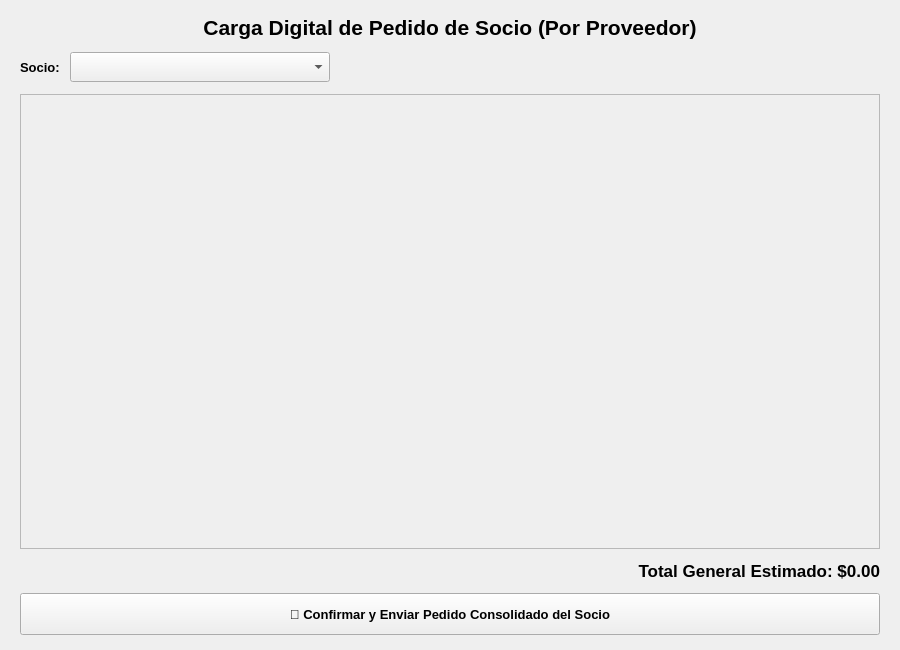
Above: src/views/carga_pedido.ui from benitezluciano/rosario-compras-sistema before the change. Below: the same form after it.
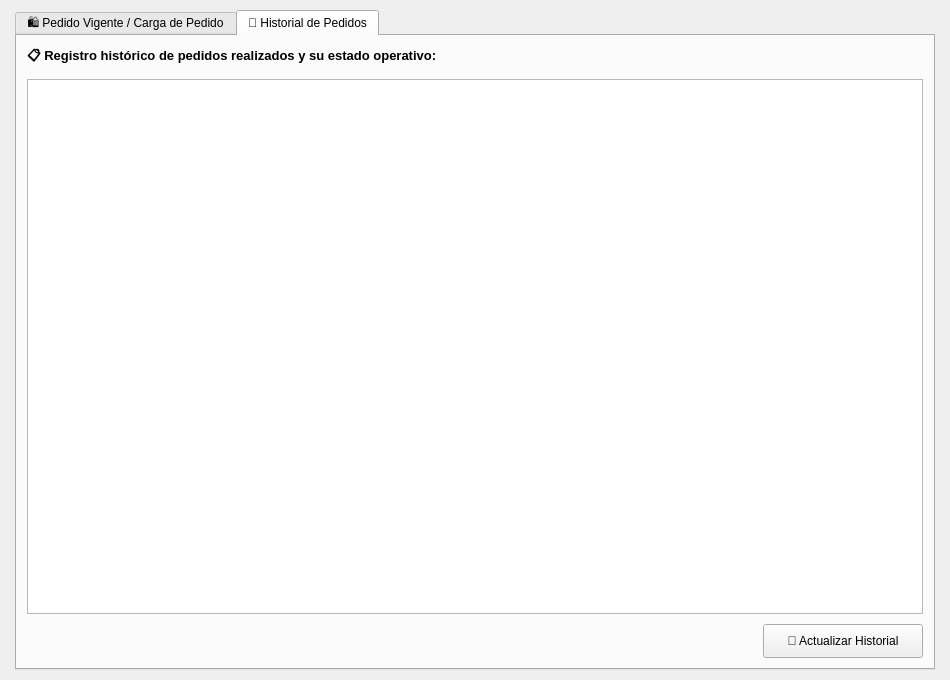
That is the form after the change. The open tabs and pages were chosen to show the change.

```diff
--- a/src/views/carga_pedido.ui
+++ b/src/views/carga_pedido.ui
@@ -6,8 +6,8 @@
    <rect>
     <x>0</x>
     <y>0</y>
-    <width>900</width>
-    <height>650</height>
+    <width>950</width>
+    <height>680</height>
    </rect>
   </property>
   <property name="windowTitle">
@@ -15,34 +15,52 @@
   </property>
   <layout class="QVBoxLayout" name="verticalLayout">
    <property name="spacing">
-    <number>12</number>
+    <number>10</number>
    </property>
    <property name="leftMargin">
-    <number>20</number>
+    <number>15</number>
    </property>
    <property name="topMargin">
+    <number>10</number>
+   </property>
+   <property name="rightMargin">
     <number>15</number>
    </property>
+   <property name="bottomMargin">
+    <number>10</number>
+   </property>
+   <item>
+    <widget class="QTabWidget" name="tabs_pedidos">
+     <property name="currentIndex">
+      <number>0</number>
+     </property>
+     <widget class="QWidget" name="tab_pedido_vigente">
+      <attribute name="title">
+       <string>🛍️ Pedido Vigente / Carga de Pedido</string>
+      </attribute>
+      <layout class="QVBoxLayout" name="layoutTabVigente">
+       <property name="spacing">
+        <number>10</number>
+       </property>
+       <property name="leftMargin">
+        <number>10</number>
+       </property>
+       <property name="topMargin">
+        <number>10</number>
+       </property>
    <property name="rightMargin">
-    <number>20</number>
+        <number>10</number>
    </property>
    <property name="bottomMargin">
-    <number>15</number>
+        <number>10</number>
    </property>
    <item>
-    <widget class="QLabel" name="lbl_titulo">
-     <property name="font">
-      <font>
-       <family>Arial</family>
-       <pointsize>16</pointsize>
-       <bold>true</bold>
-      </font>
+        <widget class="QLabel" name="lbl_banner_vigente">
+         <property name="styleSheet">
+          <string notr="true">background-color: #eff6ff; color: #1e40af; border: 1px solid #bfdbfe; border-radius: 6px; padding: 8px 12px; font-weight: bold; font-size: 13px;</string>
      </property>
      <property name="text">
-      <string>Carga Digital de Pedido de Socio (Por Proveedor)</string>
-     </property>
-     <property name="alignment">
-      <set>Qt::AlignCenter</set>
+          <string>ℹ️ Completa las cantidades deseadas para cada producto.</string>
      </property>
     </widget>
    </item>
@@ -69,7 +87,7 @@
       <widget class="QComboBox" name="cmb_socio_seleccion">
        <property name="minimumSize">
         <size>
-         <width>260</width>
+             <width>280</width>
          <height>30</height>
         </size>
        </property>
@@ -103,8 +121,8 @@
        <rect>
         <x>0</x>
         <y>0</y>
-        <width>858</width>
-        <height>460</height>
+            <width>890</width>
+            <height>400</height>
        </rect>
       </property>
       <layout class="QVBoxLayout" name="layout_tablas_proveedores">
@@ -112,16 +130,16 @@
         <number>15</number>
        </property>
        <property name="leftMargin">
-        <number>10</number>
+            <number>5</number>
        </property>
        <property name="topMargin">
-        <number>10</number>
+            <number>5</number>
        </property>
        <property name="rightMargin">
-        <number>10</number>
+            <number>5</number>
        </property>
        <property name="bottomMargin">
-        <number>10</number>
+            <number>5</number>
        </property>
       </layout>
      </widget>
@@ -177,8 +195,91 @@
       </font>
      </property>
      <property name="text">
-      <string>🛒 Confirmar y Enviar Pedido Consolidado del Socio</string>
-     </property>
+          <string>🛒 Confirmar y Enviar Pedido</string>
+         </property>
+        </widget>
+       </item>
+      </layout>
+     </widget>
+     <widget class="QWidget" name="tab_historial">
+      <attribute name="title">
+       <string>📜 Historial de Pedidos</string>
+      </attribute>
+      <layout class="QVBoxLayout" name="layoutTabHistorial">
+       <property name="spacing">
+        <number>10</number>
+       </property>
+       <property name="leftMargin">
+        <number>10</number>
+       </property>
+       <property name="topMargin">
+        <number>10</number>
+       </property>
+       <property name="rightMargin">
+        <number>10</number>
+       </property>
+       <property name="bottomMargin">
+        <number>10</number>
+       </property>
+       <item>
+        <widget class="QLabel" name="lbl_info_historial">
+         <property name="font">
+          <font>
+           <family>Arial</family>
+           <pointsize>10</pointsize>
+           <bold>true</bold>
+          </font>
+         </property>
+         <property name="text">
+          <string>📋 Registro histórico de pedidos realizados y su estado operativo:</string>
+         </property>
+        </widget>
+       </item>
+       <item>
+        <widget class="QTableWidget" name="tabla_historial">
+         <property name="alternatingRowColors">
+          <bool>true</bool>
+         </property>
+         <property name="selectionMode">
+          <enum>QAbstractItemView::SingleSelection</enum>
+         </property>
+         <property name="selectionBehavior">
+          <enum>QAbstractItemView::SelectRows</enum>
+         </property>
+        </widget>
+       </item>
+       <item>
+        <layout class="QHBoxLayout" name="layout_btn_historial">
+         <item>
+          <spacer name="horizontalSpacerHist">
+           <property name="orientation">
+            <enum>Qt::Horizontal</enum>
+           </property>
+           <property name="sizeHint" stdset="0">
+            <size>
+             <width>40</width>
+             <height>20</height>
+            </size>
+           </property>
+          </spacer>
+         </item>
+         <item>
+          <widget class="QPushButton" name="btn_refrescar_historial">
+           <property name="minimumSize">
+            <size>
+             <width>160</width>
+             <height>34</height>
+            </size>
+           </property>
+           <property name="text">
+            <string>🔄 Actualizar Historial</string>
+           </property>
+          </widget>
+         </item>
+        </layout>
+       </item>
+      </layout>
+     </widget>
     </widget>
    </item>
   </layout>
```
Left out of the diff: 4 changed lines with no effect on the pictures. Lines whose indentation alone changed are shown as unchanged.
